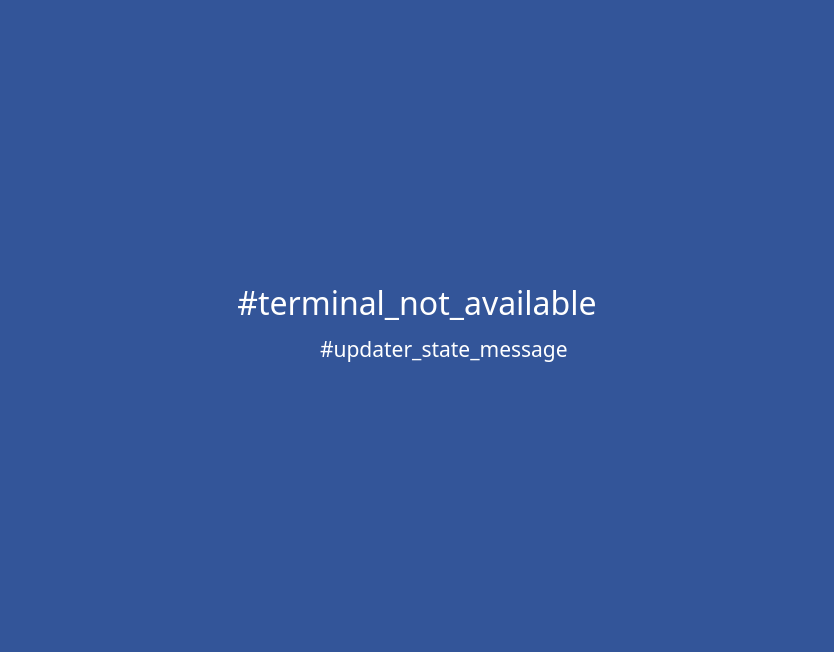
First picture: the form in apps/Updater/src/SplashScreen.ui, repository Ilkhom-S/e-kiosk, before the edit.
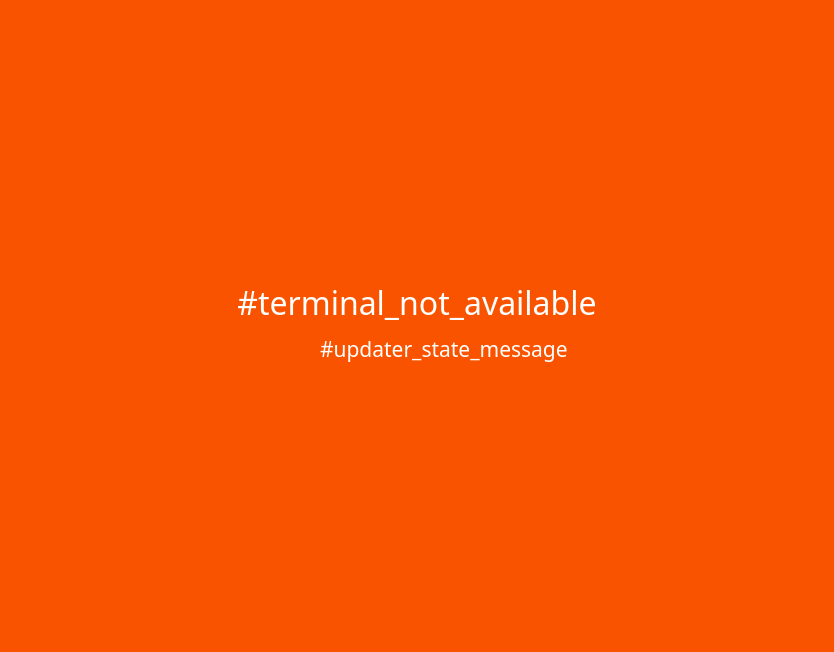
Second picture: the form after the edit.

The edit to the form file:
```diff
--- a/apps/Updater/src/SplashScreen.ui
+++ b/apps/Updater/src/SplashScreen.ui
@@ -21,7 +21,7 @@
   </property>
   <property name="styleSheet">
    <string notr="true">color: rgb(255, 255, 255);
-background-color: #335599;</string>
+        background-color: #FA5300;</string>
   </property>
   <layout class="QVBoxLayout" name="verticalLayout">
    <property name="spacing">
@@ -61,7 +61,6 @@
         <font>
          <family>PT Sans Caption</family>
          <pointsize>24</pointsize>
-         <weight>50</weight>
          <bold>false</bold>
         </font>
        </property>
```
Left out of the diff: 16 changed lines with no effect on the pictures.
